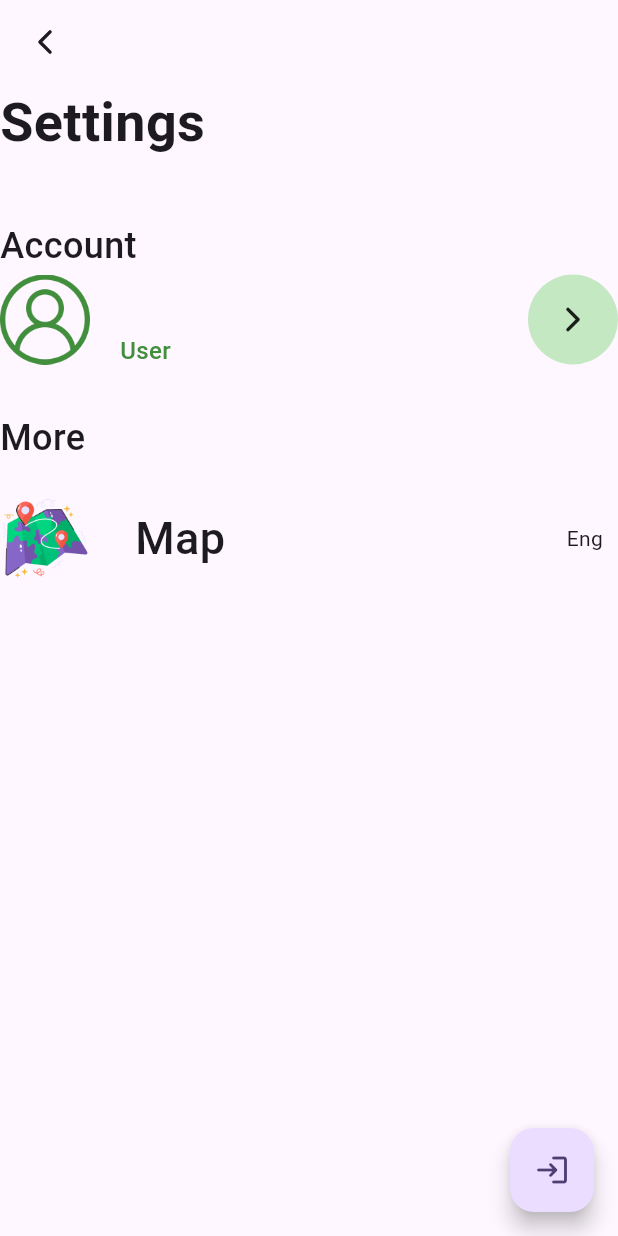
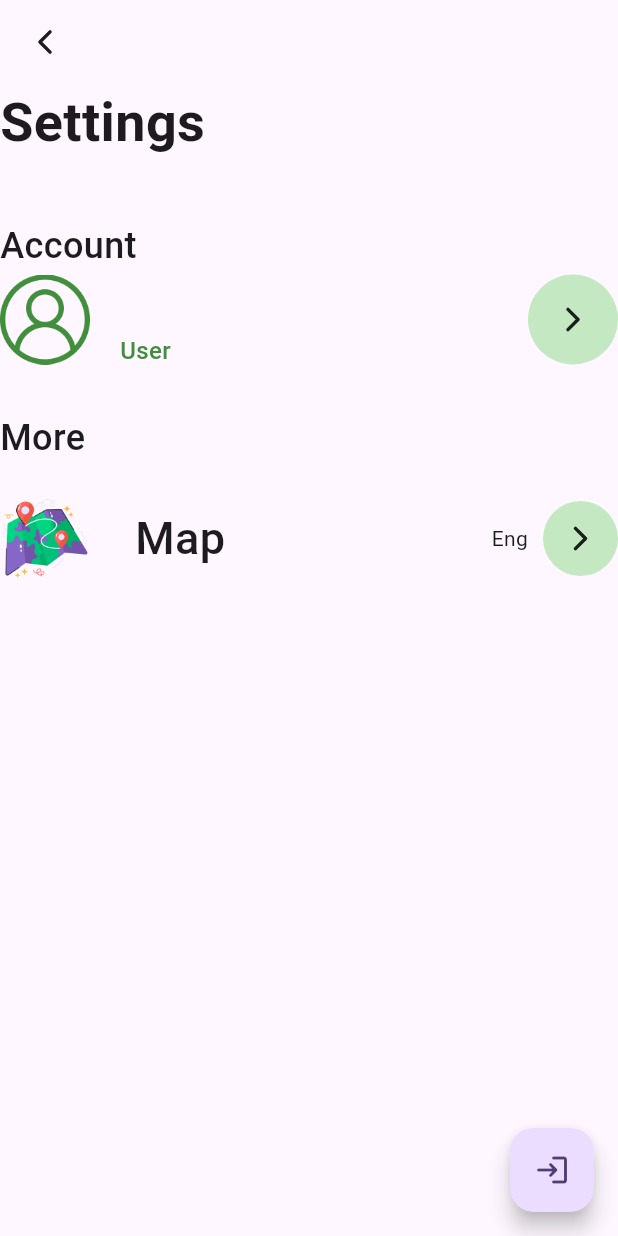
Before and after one commit to PrathibhaSithu/Eco-Clean-MobileApp, a Flutter app: the UserMoreList screen opened directly, on a phone screen of 412 x 824 dp. Run offline on Flutter 3.47's test engine with Material 3 defaults, Android fonts, the light colour scheme and no system bars; our stand-ins replace firebase_auth, firebase_core, ionicons; accounts and stored records are empty.

Commit message:
Update forward button

```diff
--- /dev/null
+++ b/eco_clean_mobile_app/lib/user/forwardbutton.dart
@@ -0,0 +1,28 @@
+import 'package:firebase_auth/firebase_auth.dart';
+import 'package:flutter/material.dart';
+import 'package:firebase_core/firebase_core.dart';
+import 'package:ionicons/ionicons.dart';
+
+class ForwardButton extends StatefulWidget {
+  const ForwardButton({super.key});
+
+  @override
+  State<ForwardButton> createState() => _ForwardButtonState();
+}
+
+class _ForwardButtonState extends State<ForwardButton> {
+  @override
+  Widget build(BuildContext context) {
+    return Container(
+      width: 60,
+      height: 60,
+      decoration: BoxDecoration(
+        color: Color(0xFFC4E8C2),
+        borderRadius: BorderRadius.circular(30),
+      ),
+      child: const Icon(
+        Ionicons.chevron_forward_outline,
+      ),
+    );
+  }
+}
--- /dev/null
+++ b/eco_clean_mobile_app/lib/user/forwardbuttonmini.dart
@@ -0,0 +1,28 @@
+import 'package:firebase_auth/firebase_auth.dart';
+import 'package:flutter/material.dart';
+import 'package:firebase_core/firebase_core.dart';
+import 'package:ionicons/ionicons.dart';
+
+class ForwardButtonMini extends StatefulWidget {
+  const ForwardButtonMini({super.key});
+
+  @override
+  State<ForwardButtonMini> createState() => _ForwardButtonMiniState();
+}
+
+class _ForwardButtonMiniState extends State<ForwardButtonMini> {
+  @override
+  Widget build(BuildContext context) {
+    return Container(
+      width: 50,
+      height: 50,
+      decoration: BoxDecoration(
+        color: Color(0xFFC4E8C2),
+        borderRadius: BorderRadius.circular(25),
+      ),
+      child: const Icon(
+        Ionicons.chevron_forward_outline,
+      ),
+    );
+  }
+}
--- a/eco_clean_mobile_app/lib/user/usermorelist.dart
+++ b/eco_clean_mobile_app/lib/user/usermorelist.dart
@@ -1,4 +1,5 @@
-import 'package:eco_clean_mobile_app/user/xaccountsetting.dart';
+import 'package:eco_clean_mobile_app/user/forwardbutton.dart';
+import 'package:eco_clean_mobile_app/user/forwardbuttonmini.dart';
 import 'package:firebase_auth/firebase_auth.dart';
 import 'package:flutter/material.dart';
 import 'package:firebase_core/firebase_core.dart';
@@ -71,7 +72,7 @@ class _UserMoreListState extends State<UserMoreList> {
                     ],
                   ),
                   const Spacer(),
-                  AccountSettings()
+                  ForwardButton(),
                 ],
               ),
             ),
@@ -103,7 +104,7 @@ class _UserMoreListState extends State<UserMoreList> {
                   const Spacer(),
                   Text("Eng"),
                   const SizedBox(width: 10),
-
+                  ForwardButtonMini(),
                 ],
               ),
             ),
--- a/eco_clean_mobile_app/lib/user/xaccountsetting.dart
+++ b/eco_clean_mobile_app/lib/user/xaccountsetting.dart
@@ -13,16 +13,6 @@ class AccountSettings extends StatefulWidget {
 class _AccountSettingsState extends State<AccountSettings> {
   @override
   Widget build(BuildContext context) {
-    return Container(
-      width: 60,
-      height: 60,
-      decoration: BoxDecoration(
-        color: Color(0xFFC4E8C2),
-        borderRadius: BorderRadius.circular(30),
-      ),
-      child: const Icon(
-        Ionicons.chevron_forward_outline,
-      ),
-    );
+    return Container();
   }
 }
```
